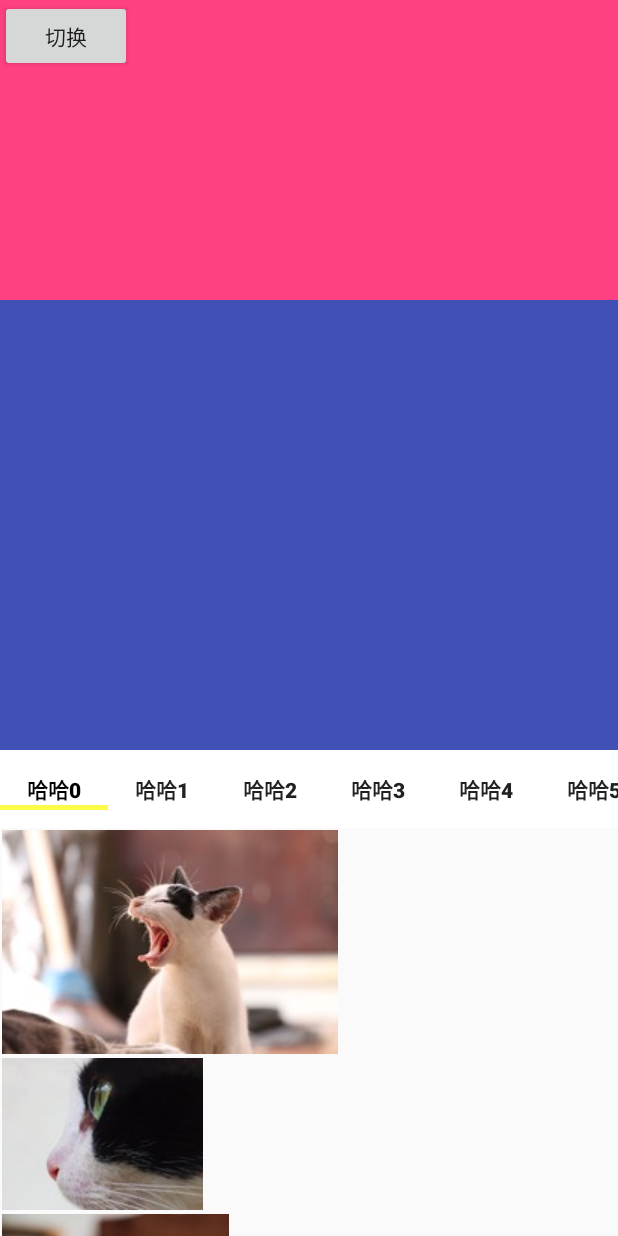
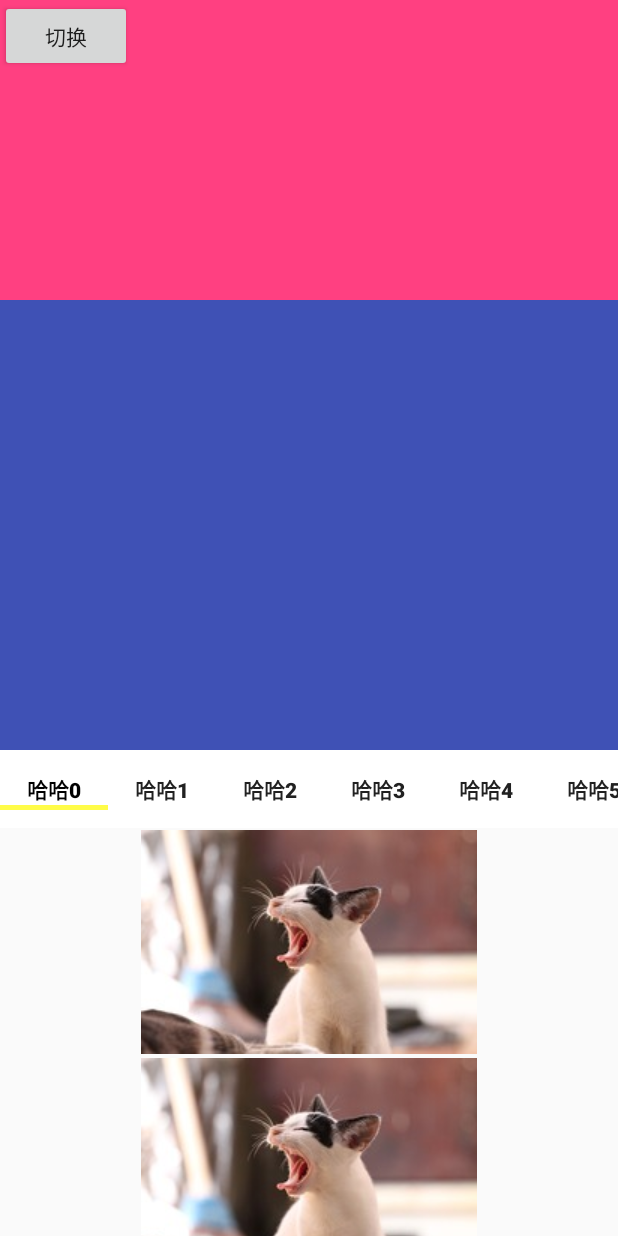
Before and after one commit to hyhdy/customview-samples, an Android app: the layout fragment_coordinatorlayout.xml on its own in the app's theme, with its tools: preview values and no code run, on a phone screen of 412 x 824 dp. Run offline under Robolectric (Android 15) with nearby library versions, the phone set to English and light mode, and no system bars; Roboto replaces fonts that are not available here.

Commit message:
吸附列表优化

```diff
--- a/app/src/main/java/com/sky/hyh/customviewsamples/customview/coordinatelayout/CoordinatePagerAdapter.java
+++ b/app/src/main/java/com/sky/hyh/customviewsamples/customview/coordinatelayout/CoordinatePagerAdapter.java
@@ -16,9 +16,9 @@ import java.util.List;
  */
 public class CoordinatePagerAdapter extends PagerAdapter {
     private Context mContext;
-    private List<String> mDataList;
+    private List<List<Integer>> mDataList;
 
-    public CoordinatePagerAdapter(Context context, List<String> dataList){
+    public CoordinatePagerAdapter(Context context, List<List<Integer>> dataList){
         mContext=context;
         mDataList = dataList;
     }
@@ -40,6 +40,7 @@ public class CoordinatePagerAdapter extends PagerAdapter {
     @Override
     public View instantiateItem(@NonNull ViewGroup container, int position) {
         RecyclerPagerItem recyclerPagerItem = new RecyclerPagerItem(mContext);
+        recyclerPagerItem.setList(mDataList.get(position));
         container.addView(recyclerPagerItem,new ViewGroup.LayoutParams(ViewGroup.LayoutParams.MATCH_PARENT,
                 ViewGroup.LayoutParams.MATCH_PARENT));
         return recyclerPagerItem;
--- a/app/src/main/java/com/sky/hyh/customviewsamples/customview/coordinatelayout/CustomCoordinateLayout.java
+++ b/app/src/main/java/com/sky/hyh/customviewsamples/customview/coordinatelayout/CustomCoordinateLayout.java
@@ -37,20 +37,59 @@ public class CustomCoordinateLayout extends CoordinatorLayout {
         mAppBarLayout.addOffsetListener();
 
         mViewPager = findViewById(R.id.vp_content);
-        mViewPager.setPagingEnabled(false);
+        mViewPager.setPagingEnabled(true);
         mTabLayout = findViewById(R.id.tablayout);
         mTabLayout.setupWithViewPager(mViewPager,false);
 
-        List<String> datas=new ArrayList<>();
-        datas.add("#990000");
-        datas.add("#271309");
-        datas.add("#213456");
-        datas.add("#016716");
-        datas.add("#170456");
-        datas.add("#ff11ff");
-        datas.add("#016755");
-        datas.add("#170111");
-        datas.add("#3001ff");
+        List<List<Integer>> datas=new ArrayList<>();
+        int num = 30;
+        List<Integer> l1 = new ArrayList<>();
+        for(int i=0; i< num;i++){
+            l1.add(R.drawable.cat_1);
+        }
+        datas.add(l1);
+
+        List<Integer> l2 = new ArrayList<>();
+        for(int i=0; i< num;i++){
+            l2.add(R.drawable.cat_2);
+        }
+        datas.add(l2);
+
+        List<Integer> l3 = new ArrayList<>();
+        for(int i=0; i< num;i++){
+            l3.add(R.drawable.cat_3);
+        }
+        datas.add(l3);
+
+        List<Integer> l4 = new ArrayList<>();
+        for(int i=0; i< num;i++){
+            l4.add(R.drawable.cat_4);
+        }
+        datas.add(l4);
+
+        List<Integer> l5 = new ArrayList<>();
+        for(int i=0; i< num;i++){
+            l5.add(R.drawable.cat_5);
+        }
+        datas.add(l5);
+
+        List<Integer> l6 = new ArrayList<>();
+        for(int i=0; i< num;i++){
+            l6.add(R.drawable.cat_6);
+        }
+        datas.add(l6);
+
+        List<Integer> l7 = new ArrayList<>();
+        for(int i=0; i< num;i++){
+            l7.add(R.drawable.cat_7);
+        }
+        datas.add(l7);
+
+        List<Integer> l8 = new ArrayList<>();
+        for(int i=0; i< num;i++){
+            l8.add(R.drawable.cat_8);
+        }
+        datas.add(l8);
 
         String[] titleContents = new String[datas.size()];
         for(int i=0;i<datas.size();i++){
--- a/app/src/main/java/com/sky/hyh/customviewsamples/customview/coordinatelayout/RecyclerPagerItem.java
+++ b/app/src/main/java/com/sky/hyh/customviewsamples/customview/coordinatelayout/RecyclerPagerItem.java
@@ -11,12 +11,15 @@ import android.widget.FrameLayout;
 import com.sky.hyh.customviewsamples.R;
 import com.sky.hyh.customviewsamples.entity.CatAdapter;
 
+import java.util.List;
+
 /**
  * created by hyh on 2019/4/4
  */
 public class RecyclerPagerItem extends FrameLayout {
     public static final int RES_ID = R.layout.layout_recycler_pager_item;
     private RecyclerView mRvList;
+    private CatAdapter mCatAdapter;
 
     public RecyclerPagerItem(Context context) {
         this(context,null);
@@ -31,6 +34,12 @@ public class RecyclerPagerItem extends FrameLayout {
     private void initViews(View view){
         mRvList = view.findViewById(R.id.rv_list);
         mRvList.setLayoutManager(new LinearLayoutManager(getContext()));
-        mRvList.setAdapter(new CatAdapter());
+        mCatAdapter = new CatAdapter();
+        mRvList.setAdapter(mCatAdapter);
+    }
+
+    public void setList(List<Integer> dataList){
+        mCatAdapter.setDataList(dataList);
+        mCatAdapter.notifyDataSetChanged();
     }
 }
--- a/app/src/main/java/com/sky/hyh/customviewsamples/entity/CatAdapter.java
+++ b/app/src/main/java/com/sky/hyh/customviewsamples/entity/CatAdapter.java
@@ -9,6 +9,7 @@ import android.widget.ImageView;
 
 import com.sky.hyh.customviewsamples.R;
 
+import java.util.ArrayList;
 import java.util.List;
 
 import static com.sky.hyh.customviewsamples.constant.FlexTypeValue.ITEM_TYPE_1;
@@ -19,29 +20,28 @@ import static com.sky.hyh.customviewsamples.constant.FlexTypeValue.ITEM_TYPE_3;
  * created by hyh on 2019/4/3
  */
 public class CatAdapter extends RecyclerView.Adapter {
-
-    public static final int FLEX_COUNT_PER_ITEM = 3;
-    private int[] CAT_IMAGE_IDS = new int[]{
-            R.drawable.cat_1,
-            R.drawable.cat_2,
-            R.drawable.cat_3,
-            R.drawable.cat_4,
-            R.drawable.cat_5,
-            R.drawable.cat_6,
-            R.drawable.cat_7,
-            R.drawable.cat_8,
-            R.drawable.cat_9,
-            R.drawable.cat_10,
-            R.drawable.cat_11,
-            R.drawable.cat_12,
-            R.drawable.cat_13,
-            R.drawable.cat_14,
-            R.drawable.cat_15,
-            R.drawable.cat_16,
-            R.drawable.cat_17,
-            R.drawable.cat_18,
-            R.drawable.cat_19
-    };
+    private List<Integer> mDataList = new ArrayList<>();
+//    private int[] CAT_IMAGE_IDS = new int[]{
+//            R.drawable.cat_1,
+//            R.drawable.cat_2,
+//            R.drawable.cat_3,
+//            R.drawable.cat_4,
+//            R.drawable.cat_5,
+//            R.drawable.cat_6,
+//            R.drawable.cat_7,
+//            R.drawable.cat_8,
+//            R.drawable.cat_9,
+//            R.drawable.cat_10,
+//            R.drawable.cat_11,
+//            R.drawable.cat_12,
+//            R.drawable.cat_13,
+//            R.drawable.cat_14,
+//            R.drawable.cat_15,
+//            R.drawable.cat_16,
+//            R.drawable.cat_17,
+//            R.drawable.cat_18,
+//            R.drawable.cat_19
+//    };
 
     @NonNull
     @Override
@@ -53,53 +53,15 @@ public class CatAdapter extends RecyclerView.Adapter {
 
     @Override
     public void onBindViewHolder(@NonNull RecyclerView.ViewHolder viewHolder, int i) {
-        ((CatViewHolder)viewHolder).setData(CAT_IMAGE_IDS[i]);
+        ((CatViewHolder)viewHolder).setData(mDataList.get(i));
     }
 
     @Override
     public int getItemCount() {
-        return CAT_IMAGE_IDS.length;
+        return mDataList.size();
     }
 
-    @Override
-    public int getItemViewType(int position) {
-        int type = ITEM_TYPE_1;
-
-        int i = position / FLEX_COUNT_PER_ITEM;
-        int j = position % FLEX_COUNT_PER_ITEM;
-        if(i % 2 == 0){
-            if(j == 0){
-                type = ITEM_TYPE_1;
-            }else if(j == 1){
-                type = ITEM_TYPE_2;
-            }else if(j == 2){
-                type = ITEM_TYPE_3;
-            }
-        }else{
-            if(j == 0){
-                type = ITEM_TYPE_3;
-            }else if(j == 1){
-                type = ITEM_TYPE_1;
-            }else if(j == 2){
-                type = ITEM_TYPE_2;
-            }
-        }
-
-        return type;
-    }
-
-
-    private int getLayoutId(int type){
-        int layoutId = R.layout.flex_layout_1;
-
-        if(type == ITEM_TYPE_1){
-            layoutId = R.layout.flex_layout_1;
-        }else if(type == ITEM_TYPE_2){
-            layoutId = R.layout.flex_layout_2;
-        }else if(type == ITEM_TYPE_3){
-            layoutId = R.layout.flex_layout_3;
-        }
-
-        return layoutId;
+    public void setDataList(List<Integer> mDataList) {
+        this.mDataList = mDataList;
     }
 }
--- a/app/src/main/res/layout/viewholder_cat.xml
+++ b/app/src/main/res/layout/viewholder_cat.xml
@@ -16,8 +16,8 @@ limitations under the License.
 <ImageView
     xmlns:android="http://schemas.android.com/apk/res/android"
     android:id="@+id/imageview"
-    android:layout_width="wrap_content"
+    android:layout_width="match_parent"
     android:layout_height="wrap_content"
-    android:scaleType="centerCrop"
+    android:scaleType="fitCenter"
     android:layout_margin="1dp"
     android:contentDescription="cat image"/>
```
